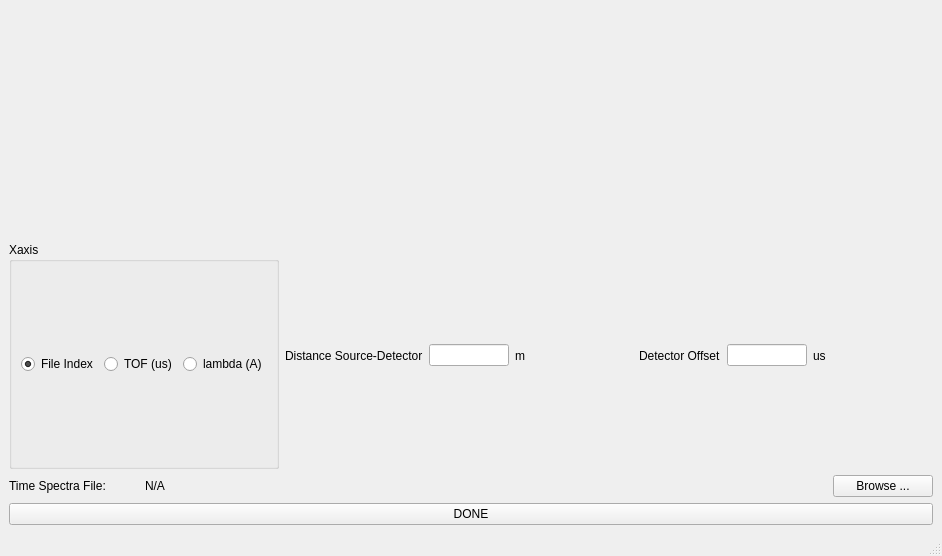
This is ui/ui_resonance_imaging_experiment_vs_theory.ui in neutronimaging/python_notebooks as Qt 5 draws it before an edit. The edited form follows.
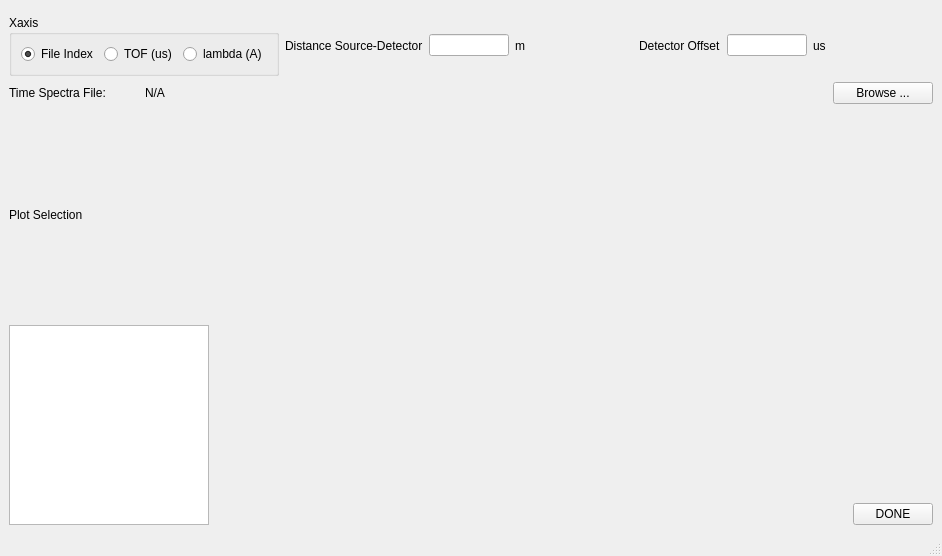
This is the edited form.

Commit message: Working on adding plot of theory

The edit to the form file:
```diff
--- a/ui/ui_resonance_imaging_experiment_vs_theory.ui
+++ b/ui/ui_resonance_imaging_experiment_vs_theory.ui
@@ -14,7 +14,7 @@
    <string>MainWindow</string>
   </property>
   <widget class="QWidget" name="centralwidget">
-   <layout class="QVBoxLayout" name="verticalLayout">
+   <layout class="QVBoxLayout" name="verticalLayout_3">
     <item>
      <widget class="QWidget" name="widget" native="true">
       <property name="sizePolicy">
@@ -198,11 +198,71 @@
     <item>
      <layout class="QHBoxLayout" name="horizontalLayout">
       <item>
-       <widget class="QPushButton" name="done_button">
-        <property name="text">
-         <string>DONE</string>
+       <layout class="QVBoxLayout" name="verticalLayout">
+        <item>
+         <widget class="QLabel" name="label_4">
+          <property name="text">
+           <string>Plot Selection</string>
+          </property>
+         </widget>
+        </item>
+        <item>
+         <widget class="QListWidget" name="list_to_plot_widget">
+          <property name="minimumSize">
+           <size>
+            <width>200</width>
+            <height>200</height>
+           </size>
+          </property>
+          <property name="maximumSize">
+           <size>
+            <width>200</width>
+            <height>200</height>
+           </size>
+          </property>
+          <property name="selectionMode">
+           <enum>QAbstractItemView::MultiSelection</enum>
+          </property>
+         </widget>
+        </item>
+       </layout>
+      </item>
+      <item>
+       <spacer name="horizontalSpacer_2">
+        <property name="orientation">
+         <enum>Qt::Horizontal</enum>
         </property>
-       </widget>
+        <property name="sizeHint" stdset="0">
+         <size>
+          <width>40</width>
+          <height>20</height>
+         </size>
+        </property>
+       </spacer>
+      </item>
+      <item>
+       <layout class="QVBoxLayout" name="verticalLayout_2">
+        <item>
+         <spacer name="verticalSpacer">
+          <property name="orientation">
+           <enum>Qt::Vertical</enum>
+          </property>
+          <property name="sizeHint" stdset="0">
+           <size>
+            <width>20</width>
+            <height>40</height>
+           </size>
+          </property>
+         </spacer>
+        </item>
+        <item>
+         <widget class="QPushButton" name="done_button">
+          <property name="text">
+           <string>DONE</string>
+          </property>
+         </widget>
+        </item>
+       </layout>
       </item>
      </layout>
     </item>
```
The commit also changes 8 other files.
